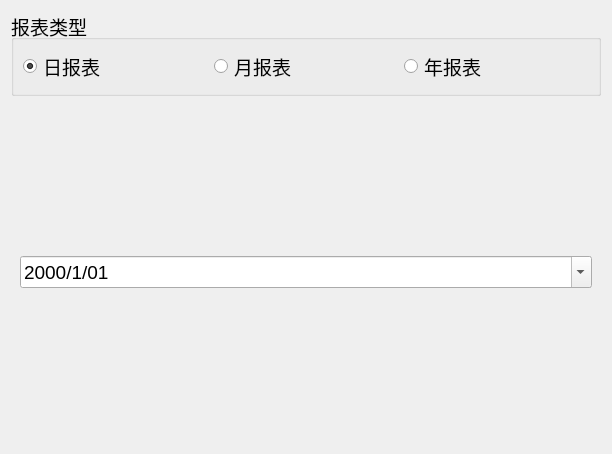
Qt form AirConditioningV2/ui/ui_Reporter.ui (Hk4Fun/qtstudy) before a commit.
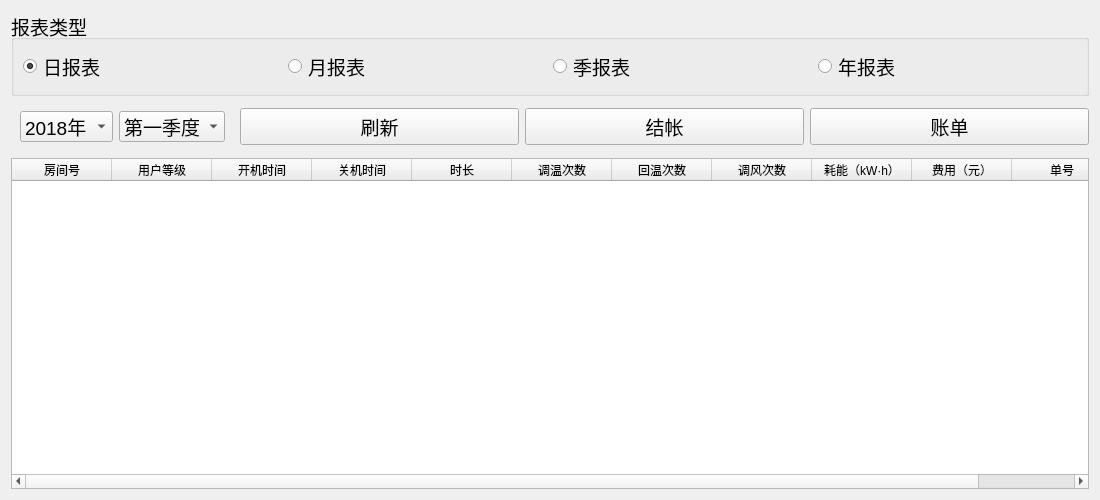
The same form after that commit. The open tabs and pages were chosen to show the change.

Commit message: add reporter and bill

What changed in the file:
```diff
--- a/AirConditioningV2/ui/ui_Reporter.ui
+++ b/AirConditioningV2/ui/ui_Reporter.ui
@@ -6,8 +6,8 @@
    <rect>
     <x>0</x>
     <y>0</y>
-    <width>612</width>
-    <height>454</height>
+    <width>1100</width>
+    <height>500</height>
    </rect>
   </property>
   <property name="windowTitle">
@@ -15,6 +15,8 @@
   </property>
   <layout class="QVBoxLayout" name="verticalLayout_4">
    <item>
+    <layout class="QVBoxLayout" name="verticalLayout_2">
+     <item>
     <widget class="QGroupBox" name="groupBox">
      <property name="font">
       <font>
@@ -52,6 +54,18 @@
         </property>
        </widget>
       </item>
+        <item>
+         <widget class="QRadioButton" name="radioButton_4">
+          <property name="font">
+           <font>
+            <pointsize>14</pointsize>
+           </font>
+          </property>
+          <property name="text">
+           <string>季报表</string>
+          </property>
+         </widget>
+        </item>
       <item>
        <widget class="QRadioButton" name="radioButton_3">
         <property name="font">
@@ -68,7 +82,20 @@
     </widget>
    </item>
    <item>
+      <layout class="QHBoxLayout" name="horizontalLayout_5">
+       <property name="sizeConstraint">
+        <enum>QLayout::SetNoConstraint</enum>
+       </property>
+       <item>
+        <layout class="QHBoxLayout" name="horizontalLayout_4">
+         <item>
     <widget class="QStackedWidget" name="stackedWidget">
+           <property name="sizePolicy">
+            <sizepolicy hsizetype="Fixed" vsizetype="Fixed">
+             <horstretch>0</horstretch>
+             <verstretch>0</verstretch>
+            </sizepolicy>
+           </property>
      <property name="font">
       <font>
        <pointsize>14</pointsize>
@@ -79,6 +106,12 @@
      </property>
      <widget class="QWidget" name="page">
       <layout class="QVBoxLayout" name="verticalLayout">
+             <property name="spacing">
+              <number>6</number>
+             </property>
+             <property name="topMargin">
+              <number>9</number>
+             </property>
        <item>
         <widget class="QDateEdit" name="dateEdit">
          <property name="correctionMode">
@@ -115,7 +148,7 @@
       </layout>
      </widget>
      <widget class="QWidget" name="page_2">
-      <layout class="QVBoxLayout" name="verticalLayout_2">
+            <layout class="QHBoxLayout" name="horizontalLayout_2">
        <item>
         <widget class="QComboBox" name="comboBox_3">
          <item>
@@ -191,6 +224,43 @@
        </item>
       </layout>
      </widget>
+           <widget class="QWidget" name="page_4">
+            <layout class="QHBoxLayout" name="horizontalLayout_3">
+             <item>
+              <widget class="QComboBox" name="comboBox_4">
+               <item>
+                <property name="text">
+                 <string>2018年</string>
+                </property>
+               </item>
+              </widget>
+             </item>
+             <item>
+              <widget class="QComboBox" name="comboBox_5">
+               <item>
+                <property name="text">
+                 <string>第一季度</string>
+                </property>
+               </item>
+               <item>
+                <property name="text">
+                 <string>第二季度</string>
+                </property>
+               </item>
+               <item>
+                <property name="text">
+                 <string>第三季度</string>
+                </property>
+               </item>
+               <item>
+                <property name="text">
+                 <string>第四季度</string>
+                </property>
+               </item>
+              </widget>
+             </item>
+            </layout>
+           </widget>
      <widget class="QWidget" name="page_3">
       <layout class="QVBoxLayout" name="verticalLayout_3">
        <item>
@@ -209,6 +279,116 @@
        </item>
       </layout>
      </widget>
+          </widget>
+         </item>
+        </layout>
+       </item>
+       <item>
+        <widget class="QPushButton" name="btRefresh">
+         <property name="font">
+          <font>
+           <pointsize>14</pointsize>
+          </font>
+         </property>
+         <property name="text">
+          <string>刷新</string>
+         </property>
+        </widget>
+       </item>
+       <item>
+        <widget class="QPushButton" name="btSettle">
+         <property name="font">
+          <font>
+           <pointsize>14</pointsize>
+          </font>
+         </property>
+         <property name="text">
+          <string>结帐</string>
+         </property>
+        </widget>
+       </item>
+       <item>
+        <widget class="QPushButton" name="btBill">
+         <property name="font">
+          <font>
+           <pointsize>14</pointsize>
+          </font>
+         </property>
+         <property name="text">
+          <string>账单</string>
+         </property>
+        </widget>
+       </item>
+      </layout>
+     </item>
+    </layout>
+   </item>
+   <item>
+    <widget class="QTableWidget" name="tbDetail">
+     <property name="sizeAdjustPolicy">
+      <enum>QAbstractScrollArea::AdjustToContents</enum>
+     </property>
+     <property name="editTriggers">
+      <set>QAbstractItemView::NoEditTriggers</set>
+     </property>
+     <property name="sortingEnabled">
+      <bool>true</bool>
+     </property>
+     <column>
+      <property name="text">
+       <string>房间号</string>
+      </property>
+     </column>
+     <column>
+      <property name="text">
+       <string>用户等级</string>
+      </property>
+     </column>
+     <column>
+      <property name="text">
+       <string>开机时间</string>
+      </property>
+     </column>
+     <column>
+      <property name="text">
+       <string>关机时间</string>
+      </property>
+     </column>
+     <column>
+      <property name="text">
+       <string>时长</string>
+      </property>
+     </column>
+     <column>
+      <property name="text">
+       <string>调温次数</string>
+      </property>
+     </column>
+     <column>
+      <property name="text">
+       <string>回温次数</string>
+      </property>
+     </column>
+     <column>
+      <property name="text">
+       <string>调风次数</string>
+      </property>
+     </column>
+     <column>
+      <property name="text">
+       <string>耗能（kW·h）</string>
+      </property>
+     </column>
+     <column>
+      <property name="text">
+       <string>费用（元）</string>
+      </property>
+     </column>
+     <column>
+      <property name="text">
+       <string>单号</string>
+      </property>
+     </column>
     </widget>
    </item>
   </layout>
```
Lines whose indentation alone changed are shown as unchanged. The commit also changes 20 other files.
